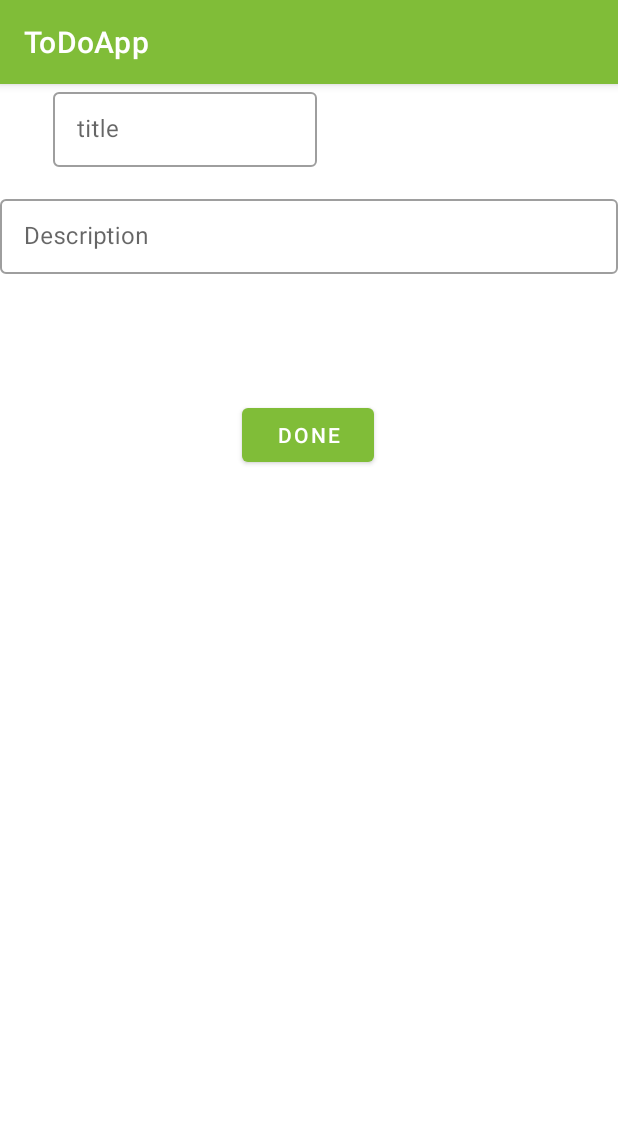
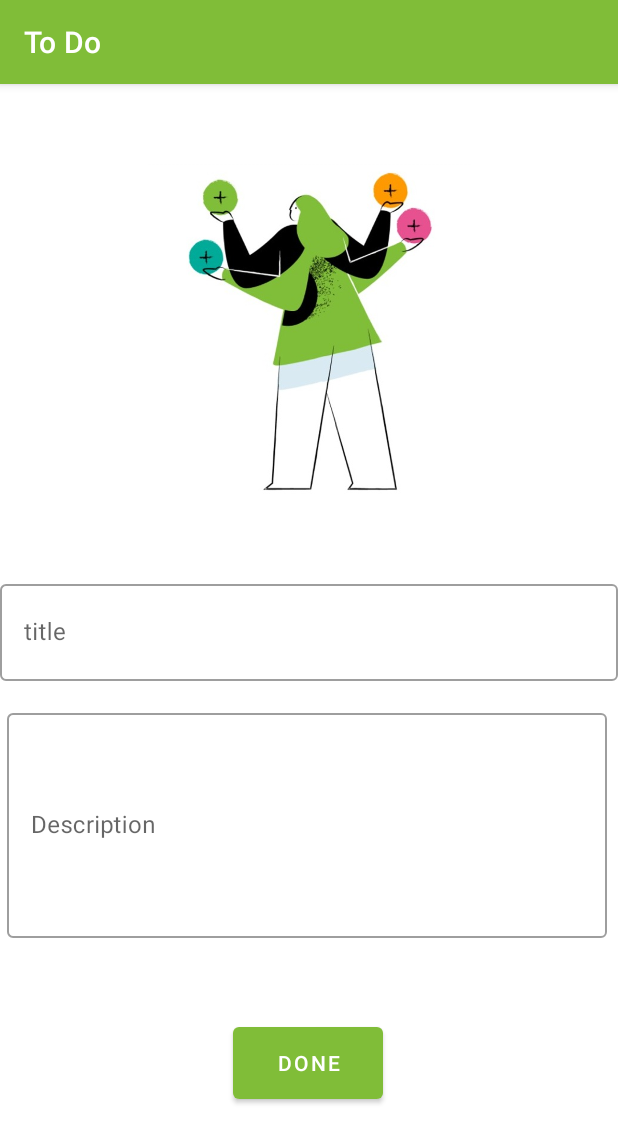
Before and after one commit to lamiaomar/ToDoApp, an Android app: the AddTaskFragment screen opened through its navigation route, on a phone screen of 412 x 824 dp. Shown: the top 1143 px of the screen. Run offline under Robolectric (Android 15) with nearby library versions, the phone set to English and light mode, and no system bars; our stand-ins replace Dagger/Hilt's generated code, Room's generated code, data binding.

Commit message:
initial commit

```diff
--- a/app/src/main/java/com/lamia/todoapp/ui/adapter/BindingAdapter.kt
+++ b/app/src/main/java/com/lamia/todoapp/ui/adapter/BindingAdapter.kt
@@ -1,8 +1,12 @@
 package com.lamia.todoapp.ui.adapter
 
+import android.view.View
+import android.widget.ImageView
 import androidx.databinding.BindingAdapter
 import androidx.recyclerview.widget.RecyclerView
+import com.lamia.todoapp.R
 import com.lamia.todoapp.model.Task
+import com.lamia.todoapp.ui.ListState
 
 
 @BindingAdapter("list")
@@ -13,3 +17,24 @@ fun bindList(
     val adapter = recyclerView.adapter as TaskAdapter
     adapter.submitList(data)
 }
+
+
+@BindingAdapter("listStatus")
+fun bindStatus(
+    statusImageView: ImageView,
+    status: ListState?
+) {
+
+    when (status) {
+        ListState.EMPTY-> {
+            statusImageView.visibility = View.VISIBLE
+            statusImageView.setImageResource(R.drawable.emptylist1)
+        }
+
+        ListState.NOT_EMPTY -> {
+            statusImageView.visibility = View.INVISIBLE
+//            statusImageView.setImageResource(R.drawable.)
+        }
+    }
+
+}
--- a/app/src/main/res/layout/fragment_add_task.xml
+++ b/app/src/main/res/layout/fragment_add_task.xml
@@ -15,16 +15,17 @@
         android:layout_height="match_parent"
         tools:context="com.example.android.marsphotos.overview.OverViewFragment">
 
+
         <com.google.android.material.textfield.TextInputLayout
             android:id="@+id/title"
             style="@style/Widget.MaterialComponents.TextInputLayout.OutlinedBox"
-            android:layout_width="176dp"
-            android:layout_height="55dp"
+            android:layout_width="match_parent"
+            android:layout_height="70dp"
             android:hint="title"
             app:layout_constraintEnd_toEndOf="parent"
-            app:layout_constraintHorizontal_bias="0.15"
+            app:layout_constraintHorizontal_bias="0.0"
             app:layout_constraintStart_toStartOf="parent"
-            app:layout_constraintTop_toTopOf="parent">
+            app:layout_constraintTop_toBottomOf="@+id/imageView">
 
             <com.google.android.material.textfield.TextInputEditText
                 android:id="@+id/titlee"
@@ -37,13 +38,13 @@
 
         </com.google.android.material.textfield.TextInputLayout>
 
-
         <com.google.android.material.textfield.TextInputLayout
             android:id="@+id/description"
             style="@style/Widget.MaterialComponents.TextInputLayout.OutlinedBox"
-            android:layout_width="match_parent"
-            android:layout_height="55dp"
+            android:layout_width="400dp"
+            android:layout_height="wrap_content"
             android:layout_marginTop="16dp"
+            android:minHeight="150dp"
             android:hint="Description"
             app:layout_constraintEnd_toEndOf="parent"
             app:layout_constraintHorizontal_bias="0.406"
@@ -53,7 +54,8 @@
             <com.google.android.material.textfield.TextInputEditText
                 android:id="@+id/descriptionn"
                 android:layout_width="match_parent"
-                android:layout_height="match_parent"
+                android:layout_height="wrap_content"
+                android:minHeight="150dp"
                 android:backgroundTint="#E6E2E2"
                 tools:layout_editor_absoluteX="51dp"
                 tools:layout_editor_absoluteY="121dp" />
@@ -63,15 +65,24 @@
 
         <Button
             android:id="@+id/done"
-            android:layout_width="wrap_content"
-            android:layout_height="wrap_content"
+            android:layout_width="100dp"
+            android:layout_height="60dp"
             android:text="Done"
             app:layout_constraintBottom_toBottomOf="parent"
             app:layout_constraintEnd_toEndOf="parent"
             app:layout_constraintHorizontal_bias="0.498"
             app:layout_constraintStart_toStartOf="parent"
             app:layout_constraintTop_toBottomOf="@+id/description"
-            app:layout_constraintVertical_bias="0.141" />
+            app:layout_constraintVertical_bias="0.385" />
+
+        <ImageView
+            android:id="@+id/imageView"
+            android:layout_width="216dp"
+            android:layout_height="328dp"
+            app:layout_constraintEnd_toEndOf="parent"
+            app:layout_constraintStart_toStartOf="parent"
+            app:layout_constraintTop_toTopOf="parent"
+            app:srcCompat="@drawable/addtask" />
 
 
     </androidx.constraintlayout.widget.ConstraintLayout>
--- a/app/src/main/res/values/strings.xml
+++ b/app/src/main/res/values/strings.xml
@@ -1,5 +1,5 @@
 <resources>
-    <string name="app_name">ToDoApp</string>
+    <string name="app_name">To Do</string>
     <string name="hello_blank_fragment">Hello blank fragment</string>
 
     <string name="delete">Delete</string>
```
Also changed, not shown: app/src/main/java/com/lamia/todoapp/ui/TaskViewModel.kt (+2 -5 lines), app/src/main/res/layout/fragment_task.xml (+14 -12 lines), app/src/main/res/layout/fragment_task_detail.xml (+22 -10 lines), app/src/main/res/drawable/addtask.png (added), app/src/main/res/drawable/detal1.jpg (added), app/src/main/res/drawable/emptylist1.png (added).
